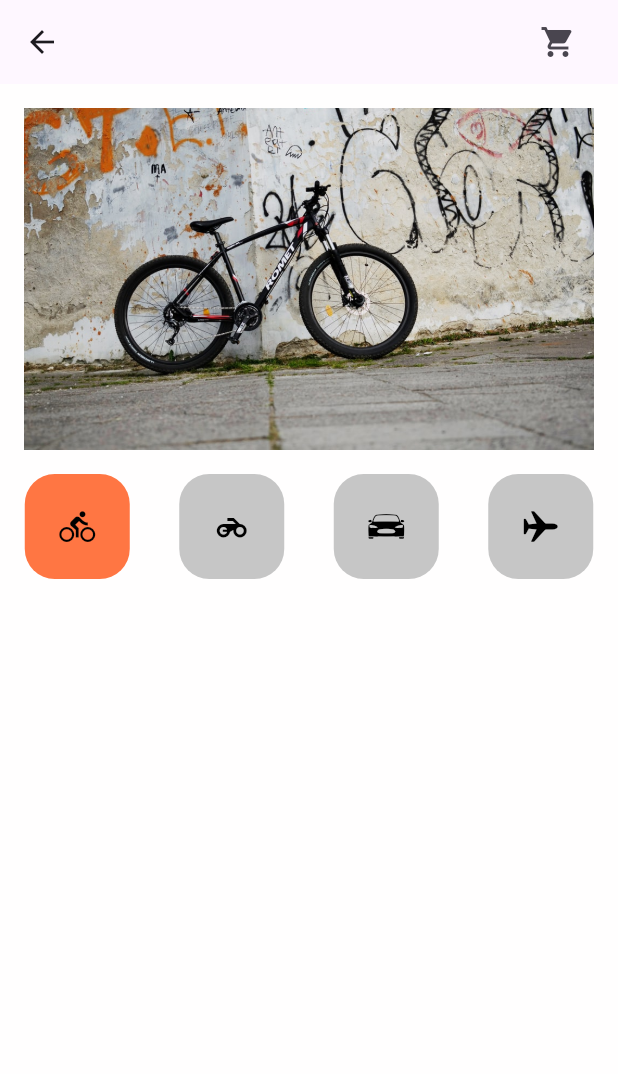
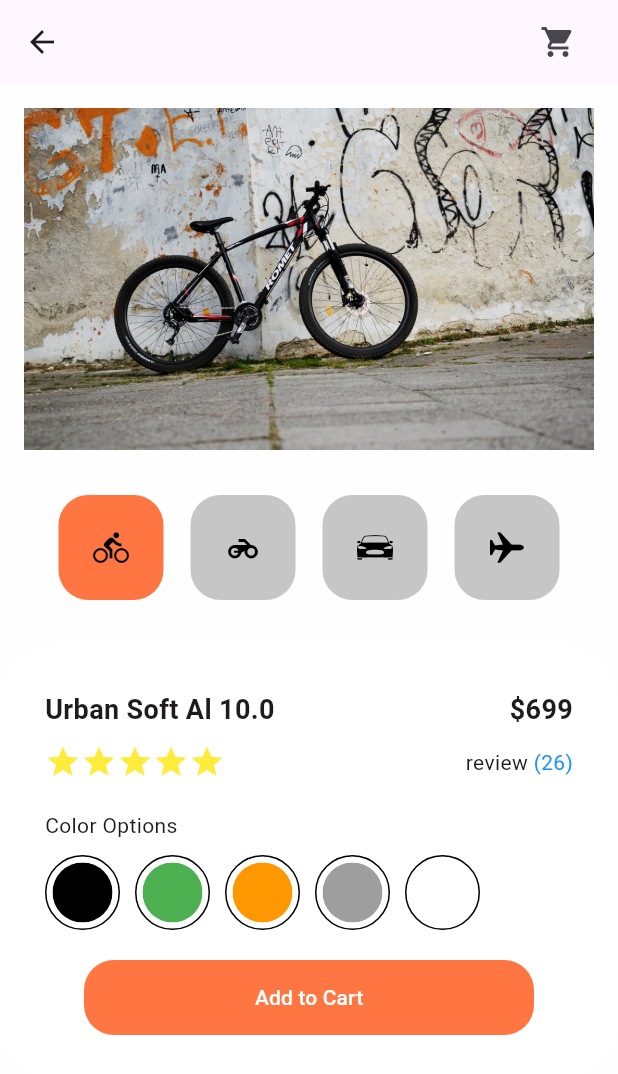
Before and after one commit to LifeIsOne/Flutter-shoppingcart-app, a Flutter app: the screen it shows after launch, on a phone screen of 412 x 824 dp. Shown: the top 1074 px of the screen. Run offline on Flutter 3.47's test engine with Material 3 defaults, Android fonts, the phone set to English and light mode, and no system bars.

Commit message:
코드 완성

```diff
--- a/lib/main.dart
+++ b/lib/main.dart
@@ -92,7 +92,10 @@ class _ShoppingCartHeaderState extends State<ShoppingCartHeader> {
   }
 
   Widget _buildHeaderSelector() {
-    return Row(
+    return Padding(
+      padding: const EdgeInsets.only(
+          left: 30.0, right: 30.0, top: 14.0, bottom: 30.0),
+      child: Row(
         mainAxisAlignment: MainAxisAlignment.spaceAround,
         children: [
           _buildHeaderSelectorButton(0, Icons.directions_bike),
@@ -100,6 +103,7 @@ class _ShoppingCartHeaderState extends State<ShoppingCartHeader> {
           _buildHeaderSelectorButton(2, CupertinoIcons.car_detailed),
           _buildHeaderSelectorButton(3, CupertinoIcons.airplane),
         ],
+      ),
     );
   }
 
@@ -130,7 +134,10 @@ class ShoppingCartDetail extends StatelessWidget {
         color: Colors.white,
         borderRadius: BorderRadius.circular(40), // 끝을 둥글게 40 - 뭐를?
       ),
+      child: Padding(
+        padding: const EdgeInsets.all(30.0),
         child: Column(
+          crossAxisAlignment: CrossAxisAlignment.start,
           children: [
             _buildDetailNameAndPrice(),
             _buildDetailRatingAndReviewCount(),
@@ -138,22 +145,122 @@ class ShoppingCartDetail extends StatelessWidget {
             _buildDetailButton(context),
           ],
         ),
+      ),
     );
   }
 
   Widget _buildDetailNameAndPrice() {
-    return SizedBox();
+    return Padding(
+      padding: const EdgeInsets.only(bottom: 10.0),
+      child: Row(
+        mainAxisAlignment: MainAxisAlignment.spaceBetween, // Text를 양 끝으로
+        children: [
+          Text(
+            "Urban Soft Al 10.0",
+            style: TextStyle(
+              fontSize: 18,
+              fontWeight: FontWeight.bold,
+            ),
+          ),
+          Text(
+            "\$699",
+            style: TextStyle(
+              fontSize: 18,
+              fontWeight: FontWeight.bold,
+            ),
+          ),
+        ],
+      ),
+    );
   }
 
   Widget _buildDetailRatingAndReviewCount() {
-    return SizedBox();
+    return Padding(
+      padding: const EdgeInsets.only(bottom: 20.0),
+      child: Row(
+        children: [
+          Icon(Icons.star, color: Colors.yellow),
+          Icon(Icons.star, color: Colors.yellow),
+          Icon(Icons.star, color: Colors.yellow),
+          Icon(Icons.star, color: Colors.yellow),
+          Icon(Icons.star, color: Colors.yellow),
+          Spacer(),
+          Text("review "),
+          Text("(26)", style: TextStyle(color: Colors.blue))
+        ],
+      ),
+    );
   }
 
   Widget _buildDetailColorOptions() {
-    return SizedBox();
+    return Padding(
+      padding: const EdgeInsets.only(bottom: 20.0),
+      child: Column(
+        crossAxisAlignment: CrossAxisAlignment.start,
+        children: [
+          Text("Color Options"),
+          SizedBox(height: 10),
+          Row(
+            children: [
+              // 함수 사용 -> 동일한 색상 아이콘 재사용
+              _buildDetailIcon(Colors.black),
+              _buildDetailIcon(Colors.green),
+              _buildDetailIcon(Colors.orange),
+              _buildDetailIcon(Colors.grey),
+              _buildDetailIcon(Colors.white),
+            ],
+          )
+        ],
+      ),
+    );
+  }
+
+  Widget _buildDetailIcon(Color mColor) {
+    return Padding(
+      padding: EdgeInsets.only(right: 10.0),
+      child: Stack(
+        children: [
+          Container(
+            width: 50,
+            height: 50,
+            decoration: BoxDecoration(
+              color: Colors.white,
+              border: Border.all(),
+              shape: BoxShape.circle,
+            ),
+          ),
+          Positioned(
+            left: 5,
+            top: 5,
+            child: ClipOval(
+              child: Container(
+                color: mColor,
+                width: 40,
+                height: 40,
+              ),
+            ),
+          )
+        ],
+      ),
+    );
   }
 
   Widget _buildDetailButton(BuildContext context) {
-    return SizedBox();
+    return Align(
+      child: TextButton(
+        onPressed: () {},
+        style: TextButton.styleFrom(
+          backgroundColor: kAccentColor,
+          minimumSize: Size(300, 50),
+          shape: RoundedRectangleBorder(
+            borderRadius: BorderRadius.circular(20),
+          ),
+        ),
+        child: Text(
+          "Add to Cart",
+          style: TextStyle(color: Colors.white),
+        ),
+      ),
+    );
   }
 }
```
Lines whose indentation alone changed are shown as unchanged.
